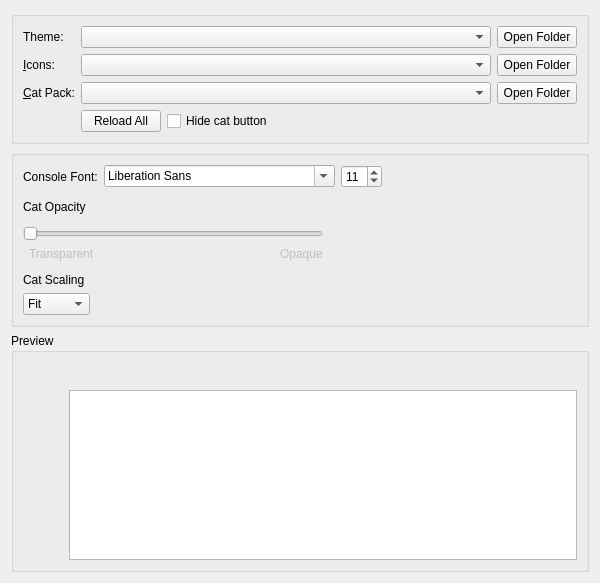
This is launcher/ui/widgets/AppearanceWidget.ui in CleanLauncher/Launcher as Qt 5 draws it before an edit. The edited form follows.
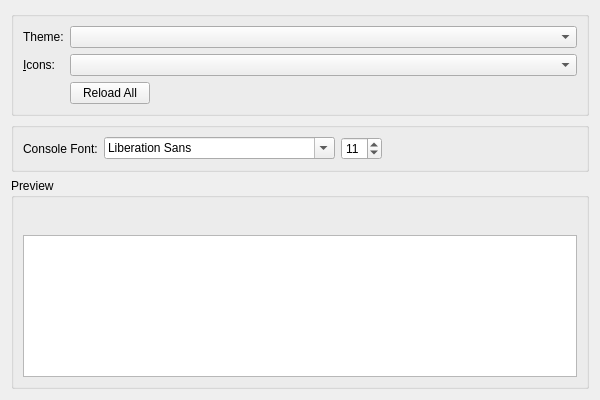
This is the edited form. Icons and pictures are not drawn.

Commit message: chore(debloat): simplify AppearanceWidget and rename Bright to Light theme

The edit to the form file:
```diff
--- a/launcher/ui/widgets/AppearanceWidget.ui
+++ b/launcher/ui/widgets/AppearanceWidget.ui
@@ -7,7 +7,7 @@
     <x>0</x>
     <y>0</y>
     <width>600</width>
-    <height>583</height>
+    <height>400</height>
    </rect>
   </property>
   <property name="minimumSize">
@@ -23,11 +23,32 @@
       <string/>
      </property>
      <property name="flat">
-      <bool>false</bool>
+      <bool>true</bool>
      </property>
-     <layout class="QVBoxLayout" name="verticalLayout_2">
-      <item>
        <layout class="QGridLayout" name="gridLayout">
+      <item row="0" column="0">
+       <widget class="QLabel" name="widgetStyleLabel">
+        <property name="text">
+         <string>Theme:</string>
+        </property>
+        <property name="buddy">
+         <cstring>widgetStyleComboBox</cstring>
+        </property>
+       </widget>
+      </item>
+      <item row="0" column="1">
+       <widget class="QComboBox" name="widgetStyleComboBox">
+        <property name="sizePolicy">
+         <sizepolicy hsizetype="Expanding" vsizetype="Fixed">
+          <horstretch>0</horstretch>
+          <verstretch>0</verstretch>
+         </sizepolicy>
+        </property>
+        <property name="focusPolicy">
+         <enum>Qt::FocusPolicy::StrongFocus</enum>
+        </property>
+       </widget>
+      </item>
         <item row="1" column="0">
          <widget class="QLabel" name="iconsLabel">
           <property name="text">
@@ -38,27 +59,7 @@
           </property>
          </widget>
         </item>
-        <item row="2" column="0">
-         <widget class="QLabel" name="catPackLabel">
-          <property name="text">
-           <string>&amp;Cat Pack:</string>
-          </property>
-          <property name="buddy">
-           <cstring>catPackComboBox</cstring>
-          </property>
-         </widget>
-        </item>
-        <item row="0" column="3">
-         <widget class="QPushButton" name="widgetStyleFolder">
-          <property name="toolTip">
-           <string>View widget themes folder.</string>
-          </property>
-          <property name="text">
-           <string>Open Folder</string>
-          </property>
-         </widget>
-        </item>
-        <item row="1" column="2">
+      <item row="1" column="1">
          <widget class="QComboBox" name="iconsComboBox">
           <property name="sizePolicy">
            <sizepolicy hsizetype="Expanding" vsizetype="Fixed">
@@ -71,55 +72,7 @@
           </property>
          </widget>
         </item>
-        <item row="2" column="2">
-         <widget class="QComboBox" name="catPackComboBox"/>
-        </item>
-        <item row="0" column="2">
-         <widget class="QComboBox" name="widgetStyleComboBox">
-          <property name="sizePolicy">
-           <sizepolicy hsizetype="Expanding" vsizetype="Fixed">
-            <horstretch>0</horstretch>
-            <verstretch>0</verstretch>
-           </sizepolicy>
-          </property>
-          <property name="focusPolicy">
-           <enum>Qt::FocusPolicy::StrongFocus</enum>
-          </property>
-         </widget>
-        </item>
-        <item row="1" column="3">
-         <widget class="QPushButton" name="iconsFolder">
-          <property name="toolTip">
-           <string>View icon themes folder.</string>
-          </property>
-          <property name="text">
-           <string>Open Folder</string>
-          </property>
-         </widget>
-        </item>
-        <item row="0" column="0">
-         <widget class="QLabel" name="widgetStyleLabel">
-          <property name="text">
-           <string>Theme:</string>
-          </property>
-          <property name="buddy">
-           <cstring>widgetStyleComboBox</cstring>
-          </property>
-         </widget>
-        </item>
-        <item row="2" column="3">
-         <widget class="QPushButton" name="catPackFolder">
-          <property name="toolTip">
-           <string>View cat packs folder.</string>
-          </property>
-          <property name="text">
-           <string>Open Folder</string>
-          </property>
-         </widget>
-        </item>
-        <item row="4" column="2">
-         <layout class="QHBoxLayout" name="horizontalLayout_8">
-          <item>
+      <item row="2" column="1">
            <widget class="QPushButton" name="reloadThemesButton">
             <property name="sizePolicy">
              <sizepolicy hsizetype="Maximum" vsizetype="Fixed">
@@ -132,17 +85,6 @@
             </property>
            </widget>
           </item>
-          <item>
-           <widget class="QCheckBox" name="hideCatButtonCheckBox">
-            <property name="text">
-             <string>Hide cat button</string>
-            </property>
-           </widget>
-          </item>
-         </layout>
-        </item>
-       </layout>
-      </item>
      </layout>
     </widget>
    </item>
@@ -151,8 +93,9 @@
      <property name="title">
       <string/>
      </property>
-     <layout class="QVBoxLayout" name="verticalLayout_5">
-      <item>
+     <property name="flat">
+      <bool>true</bool>
+     </property>
        <layout class="QHBoxLayout" name="horizontalLayout_5">
         <item>
          <widget class="QLabel" name="label">
@@ -197,191 +140,6 @@
          </spacer>
         </item>
        </layout>
-      </item>
-      <item>
-       <spacer name="verticalSpacer_2">
-        <property name="orientation">
-         <enum>Qt::Orientation::Vertical</enum>
-        </property>
-        <property name="sizeType">
-         <enum>QSizePolicy::Policy::Fixed</enum>
-        </property>
-        <property name="sizeHint" stdset="0">
-         <size>
-          <width>0</width>
-          <height>6</height>
-         </size>
-        </property>
-       </spacer>
-      </item>
-      <item>
-       <widget class="QLabel" name="catOpacityLabel">
-        <property name="text">
-         <string>Cat Opacity</string>
-        </property>
-       </widget>
-      </item>
-      <item>
-       <widget class="QWidget" name="widget_2" native="true">
-        <property name="maximumSize">
-         <size>
-          <width>300</width>
-          <height>16777215</height>
-         </size>
-        </property>
-        <layout class="QHBoxLayout" name="horizontalLayout_2">
-         <property name="leftMargin">
-          <number>0</number>
-         </property>
-         <property name="topMargin">
-          <number>0</number>
-         </property>
-         <property name="rightMargin">
-          <number>0</number>
-         </property>
-         <property name="bottomMargin">
-          <number>0</number>
-         </property>
-        </layout>
-       </widget>
-      </item>
-      <item>
-       <widget class="QWidget" name="widget" native="true">
-        <property name="maximumSize">
-         <size>
-          <width>300</width>
-          <height>16777215</height>
-         </size>
-        </property>
-        <layout class="QGridLayout" name="gridLayout_4">
-         <property name="leftMargin">
-          <number>0</number>
-         </property>
-         <property name="topMargin">
-          <number>0</number>
-         </property>
-         <property name="rightMargin">
-          <number>0</number>
-         </property>
-         <property name="bottomMargin">
-          <number>0</number>
-         </property>
-         <item row="3" column="3">
-          <widget class="QLabel" name="label_5">
-           <property name="enabled">
-            <bool>false</bool>
-           </property>
-           <property name="text">
-            <string>Opaque</string>
-           </property>
-          </widget>
-         </item>
-         <item row="3" column="2">
-          <spacer name="horizontalSpacer_4">
-           <property name="orientation">
-            <enum>Qt::Orientation::Horizontal</enum>
-           </property>
-           <property name="sizeHint" stdset="0">
-            <size>
-             <width>0</width>
-             <height>0</height>
-            </size>
-           </property>
-          </spacer>
-         </item>
-         <item row="3" column="1">
-          <widget class="QLabel" name="label_4">
-           <property name="enabled">
-            <bool>false</bool>
-           </property>
-           <property name="text">
-            <string>Transparent</string>
-           </property>
-          </widget>
-         </item>
-         <item row="2" column="0" colspan="4">
-          <widget class="QSlider" name="catOpacitySlider">
-           <property name="minimumSize">
-            <size>
-             <width>0</width>
-             <height>0</height>
-            </size>
-           </property>
-           <property name="maximum">
-            <number>100</number>
-           </property>
-           <property name="orientation">
-            <enum>Qt::Orientation::Horizontal</enum>
-           </property>
-          </widget>
-         </item>
-        </layout>
-       </widget>
-      </item>
-      <item>
-       <spacer name="verticalSpacer">
-        <property name="orientation">
-         <enum>Qt::Orientation::Vertical</enum>
-        </property>
-        <property name="sizeType">
-         <enum>QSizePolicy::Policy::Fixed</enum>
-        </property>
-        <property name="sizeHint" stdset="0">
-         <size>
-          <width>0</width>
-          <height>6</height>
-         </size>
-        </property>
-       </spacer>
-      </item>
-      <item>
-       <widget class="QLabel" name="catFitLabel">
-        <property name="sizePolicy">
-         <sizepolicy hsizetype="Maximum" vsizetype="Fixed">
-          <horstretch>0</horstretch>
-          <verstretch>0</verstretch>
-         </sizepolicy>
-        </property>
-        <property name="text">
-         <string>Cat Scaling</string>
-        </property>
-       </widget>
-      </item>
-      <item>
-       <widget class="QComboBox" name="catFitComboBox">
-        <property name="sizePolicy">
-         <sizepolicy hsizetype="Maximum" vsizetype="Fixed">
-          <horstretch>0</horstretch>
-          <verstretch>0</verstretch>
-         </sizepolicy>
-        </property>
-        <property name="sizeHint" stdset="0">
-         <size>
-          <width>68</width>
-          <height>22</height>
-         </size>
-        </property>
-        <property name="currentIndex">
-         <number>0</number>
-        </property>
-        <item>
-         <property name="text">
-          <string>Fit</string>
-         </property>
-        </item>
-        <item>
-         <property name="text">
-          <string>Fill</string>
-         </property>
-        </item>
-        <item>
-         <property name="text">
-          <string>Stretch</string>
-         </property>
-        </item>
-       </widget>
-      </item>
-     </layout>
     </widget>
    </item>
    <item>
@@ -389,37 +147,13 @@
      <property name="title">
       <string>Preview</string>
      </property>
+     <property name="flat">
+      <bool>true</bool>
+     </property>
      <layout class="QVBoxLayout" name="verticalLayout_3">
       <item>
        <layout class="QHBoxLayout" name="horizontalLayout_3">
         <item>
-         <widget class="QPushButton" name="catPreview">
-          <property name="sizePolicy">
-           <sizepolicy hsizetype="Fixed" vsizetype="Minimum">
-            <horstretch>0</horstretch>
-            <verstretch>0</verstretch>
-           </sizepolicy>
-          </property>
-          <property name="focusPolicy">
-           <enum>Qt::FocusPolicy::NoFocus</enum>
-          </property>
-          <property name="text">
-           <string/>
-          </property>
-          <property name="iconSize">
-           <size>
-            <width>64</width>
-            <height>128</height>
-           </size>
-          </property>
-          <property name="flat">
-           <bool>true</bool>
-          </property>
-         </widget>
-        </item>
-        <item>
-         <layout class="QVBoxLayout" name="verticalLayout_4">
-          <item>
            <layout class="QHBoxLayout" name="horizontalLayout">
             <item>
              <widget class="QPushButton" name="icon1">
@@ -542,22 +276,6 @@
                <string/>
               </property>
               <property name="icon">
-               <iconset theme="about"/>
-              </property>
-              <property name="flat">
-               <bool>true</bool>
-              </property>
-             </widget>
-            </item>
-            <item>
-             <widget class="QPushButton" name="icon9">
-              <property name="focusPolicy">
-               <enum>Qt::FocusPolicy::NoFocus</enum>
-              </property>
-              <property name="text">
-               <string/>
-              </property>
-              <property name="icon">
                <iconset theme="settings"/>
               </property>
               <property name="flat">
@@ -565,22 +283,6 @@
               </property>
              </widget>
             </item>
-            <item>
-             <widget class="QPushButton" name="icon10">
-              <property name="focusPolicy">
-               <enum>Qt::FocusPolicy::NoFocus</enum>
-              </property>
-              <property name="text">
-               <string/>
-              </property>
-              <property name="icon">
-               <iconset theme="cat"/>
-              </property>
-              <property name="flat">
-               <bool>true</bool>
-              </property>
-             </widget>
-            </item>
             <item>
              <spacer name="horizontalSpacer">
               <property name="orientation">
@@ -596,6 +298,8 @@
             </item>
            </layout>
           </item>
+       </layout>
+      </item>
           <item>
            <widget class="QTextEdit" name="consolePreview">
             <property name="sizePolicy">
@@ -616,10 +320,6 @@
            </widget>
           </item>
          </layout>
-        </item>
-       </layout>
-      </item>
-     </layout>
     </widget>
    </item>
   </layout>
```
Left out of the diff: 7 changed lines with no effect on the pictures. Lines whose indentation alone changed are shown as unchanged. The commit also changes 3 other files.
